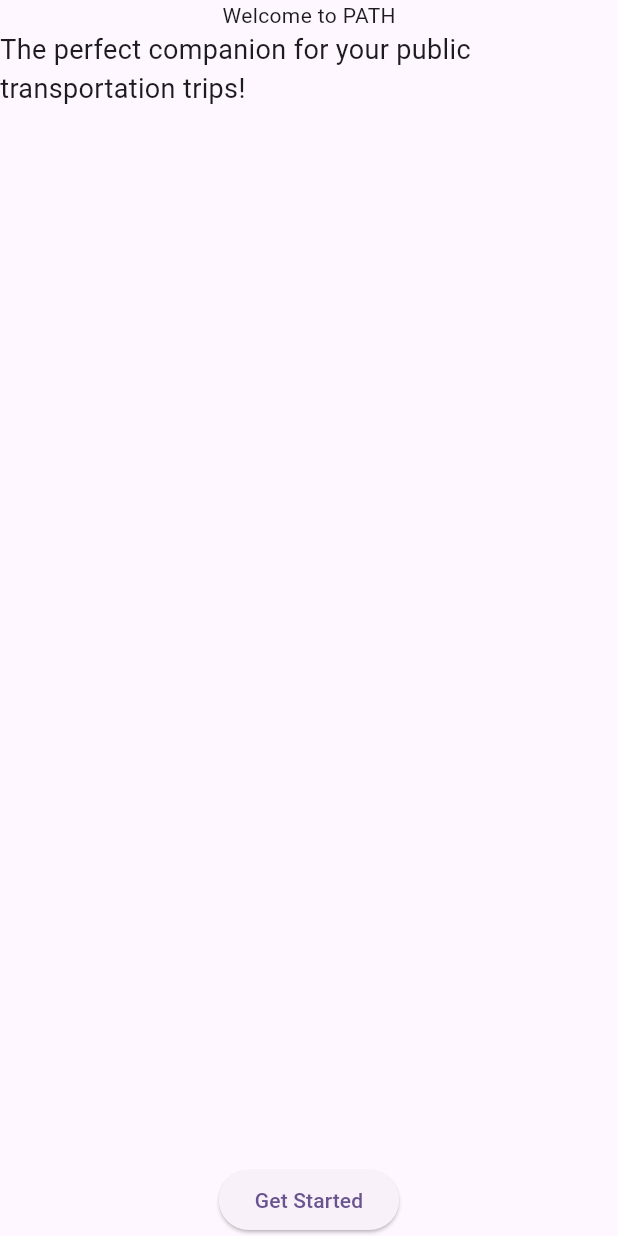
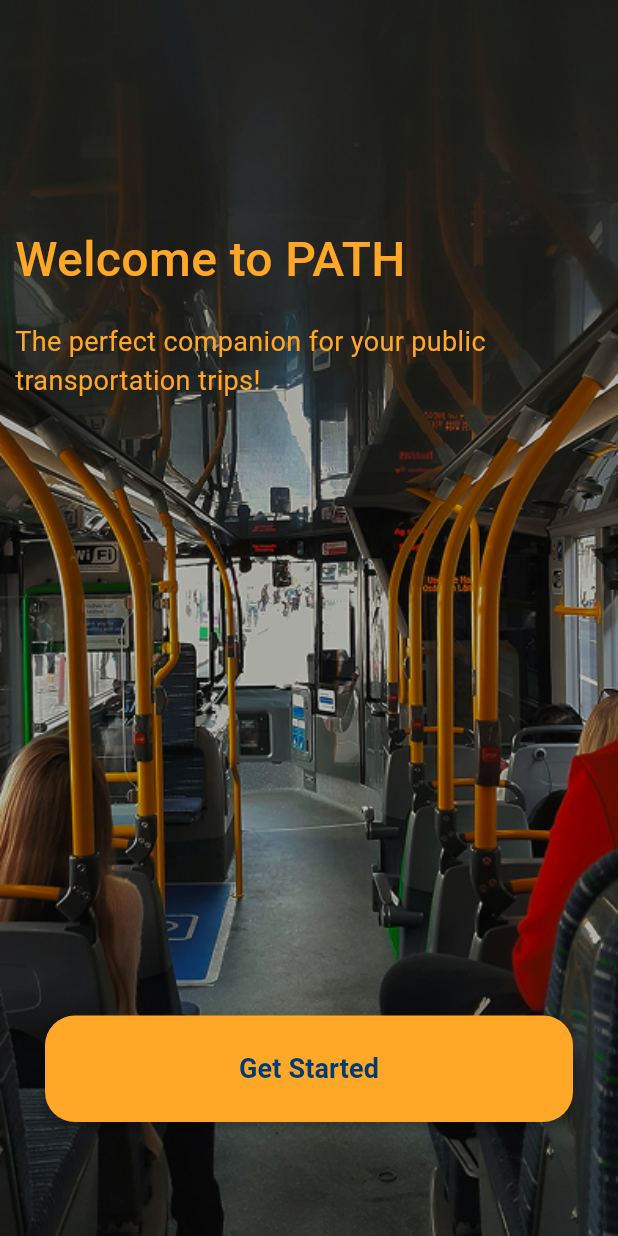
Before and after one commit to void018/path, a Flutter app: the screen it shows after launch, on a phone screen of 412 x 824 dp. Run offline on Flutter 3.47's test engine with Material 3 defaults, Android fonts, the phone set to English and light mode, and no system bars; Roboto replaces fonts that are missing (inter).

Commit message:
landing_screen

```diff
--- a/lib/screens/landing_screen.dart
+++ b/lib/screens/landing_screen.dart
@@ -11,19 +11,99 @@
   @override
   Widget build(BuildContext context) {
     return Scaffold(
-      body: Column(
+      body: Stack(
         children: [
-          Container(child: Text('Welcome to PATH')),
-          Expanded(
+          //
+          // Background Image
+
+          Positioned.fill(
+            child: Image.asset(
+              'assets/publictransport.png',
+              fit: BoxFit.cover,
+            ),
+          ),
+          //
+          // Main Content
+
+          Column(
+            children: [
+              //
+              // Title text
+              //
+              Padding(
+                padding: const EdgeInsets.fromLTRB(10, 150, 0, 19),
+                child: Align(
+                  alignment: Alignment.centerLeft,
+                  child: Text(
+                    'Welcome to PATH',
+                    textAlign: TextAlign.left,
+                    style: TextStyle(
+                      color: Color.fromARGB(255, 255, 167, 38),
+                      fontSize: 32,
+                      fontFamily: 'inter',
+                      fontWeight: FontWeight.w500,
+                    ),
+                  ),
+                ),
+              ),
+              //
+              // Subtitle text
+              //
+              Padding(
+                padding: const EdgeInsets.fromLTRB(10, 0, 0, 10),
                 child: Text(
                   'The perfect companion for your public transportation trips!',
                   style: TextStyle(
+                    color: Color.fromARGB(255, 255, 167, 38),
                     fontSize: 18,
                     fontFamily: 'inter',
                     fontWeight: FontWeight.w400,
                   ),
-          )),
-          ElevatedButton(onPressed: () {}, child: const Text('Get Started')),
+                ),
+              ),
+              // Button with drop shadow
+              Padding(
+                padding: const EdgeInsets.fromLTRB(
+                    30, 400, 30, 0), // Reduce horizontal padding
+                child: SizedBox(
+                  width: double.infinity, // Stretch to fill available width
+                  height: 71,
+                  child: Container(
+                    decoration: BoxDecoration(
+                      boxShadow: [
+                        BoxShadow(
+                          color: Colors.black.withOpacity(0.25),
+                          spreadRadius: 0,
+                          blurRadius: 4,
+                          offset: Offset(0, 4),
+                        ),
+                      ],
+                      borderRadius: BorderRadius.circular(10),
+                    ),
+                    child: ElevatedButton(
+                      style: ElevatedButton.styleFrom(
+                        backgroundColor: Color.fromARGB(255, 255, 167, 38),
+                        shape: RoundedRectangleBorder(
+                          borderRadius: BorderRadius.circular(20),
+                        ),
+                        elevation: 0, // Remove default shadow
+                      ),
+                      onPressed: () {},
+                      child: const Text(
+                        'Get Started',
+                        style: TextStyle(
+                          color: Color.fromARGB(255, 0, 59, 115),
+                          fontSize: 18,
+                          fontFamily: 'inter',
+                          fontWeight: FontWeight.w600,
+                        ),
+                      ),
+                    ),
+                  ),
+                ),
+              ),
+            ],
+          ),
         ],
       ),
     );
```
Also changed, not shown: pubspec.yaml (+4 -3 lines), assets/publictransport.png (added). Lines whose indentation alone changed are shown as unchanged.
